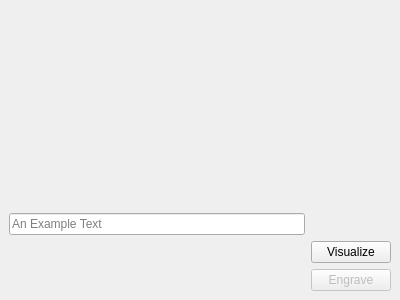
This is Polyhedron/demo/Polyhedron/Plugins/PMP/Engrave_dock_widget.ui in CGAL/cgal as Qt 5 draws it before an edit. The edited form follows.
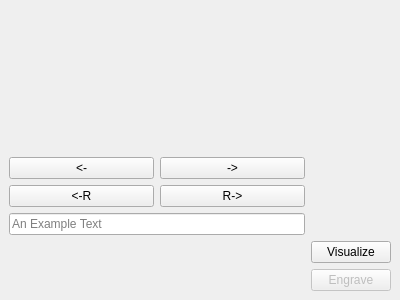
This is the edited form.

The edit to the form file:
```diff
--- a/Polyhedron/demo/Polyhedron/Plugins/PMP/Engrave_dock_widget.ui
+++ b/Polyhedron/demo/Polyhedron/Plugins/PMP/Engrave_dock_widget.ui
@@ -15,7 +15,7 @@
   </property>
   <widget class="QWidget" name="dockWidgetContents">
    <layout class="QGridLayout" name="gridLayout" columnstretch="1,0">
-    <item row="1" column="1">
+    <item row="2" column="1">
      <spacer name="horizontalSpacer">
       <property name="orientation">
        <enum>Qt::Horizontal</enum>
@@ -28,17 +28,13 @@
       </property>
      </spacer>
     </item>
-    <item row="2" column="1">
-     <widget class="QPushButton" name="visualizeButton">
-      <property name="text">
-       <string>Visualize</string>
+    <item row="4" column="1">
+     <widget class="QPushButton" name="engraveButton">
+      <property name="enabled">
+       <bool>false</bool>
       </property>
-     </widget>
-    </item>
-    <item row="1" column="0">
-     <widget class="QLineEdit" name="lineEdit">
-      <property name="placeholderText">
-       <string>An Example Text</string>
+      <property name="text">
+       <string>Engrave</string>
       </property>
      </widget>
     </item>
@@ -56,15 +52,51 @@
      </spacer>
     </item>
     <item row="3" column="1">
-     <widget class="QPushButton" name="engraveButton">
-      <property name="enabled">
-       <bool>false</bool>
-      </property>
+     <widget class="QPushButton" name="visualizeButton">
       <property name="text">
-       <string>Engrave</string>
+       <string>Visualize</string>
       </property>
      </widget>
     </item>
+    <item row="2" column="0">
+     <widget class="QLineEdit" name="lineEdit">
+      <property name="placeholderText">
+       <string>An Example Text</string>
+      </property>
+     </widget>
+    </item>
+    <item row="1" column="0">
+     <layout class="QGridLayout" name="gridLayout_2">
+      <item row="0" column="1">
+       <widget class="QPushButton" name="t_right_pushButton">
+        <property name="text">
+         <string>-&gt;</string>
+        </property>
+       </widget>
+      </item>
+      <item row="0" column="0">
+       <widget class="QPushButton" name="t_left_pushButton">
+        <property name="text">
+         <string>&lt;-</string>
+        </property>
+       </widget>
+      </item>
+      <item row="1" column="0">
+       <widget class="QPushButton" name="r_left_pushButton">
+        <property name="text">
+         <string>&lt;-R</string>
+        </property>
+       </widget>
+      </item>
+      <item row="1" column="1">
+       <widget class="QPushButton" name="r_right_pushButton">
+        <property name="text">
+         <string>R-&gt;</string>
+        </property>
+       </widget>
+      </item>
+     </layout>
+    </item>
    </layout>
   </widget>
  </widget>
```
